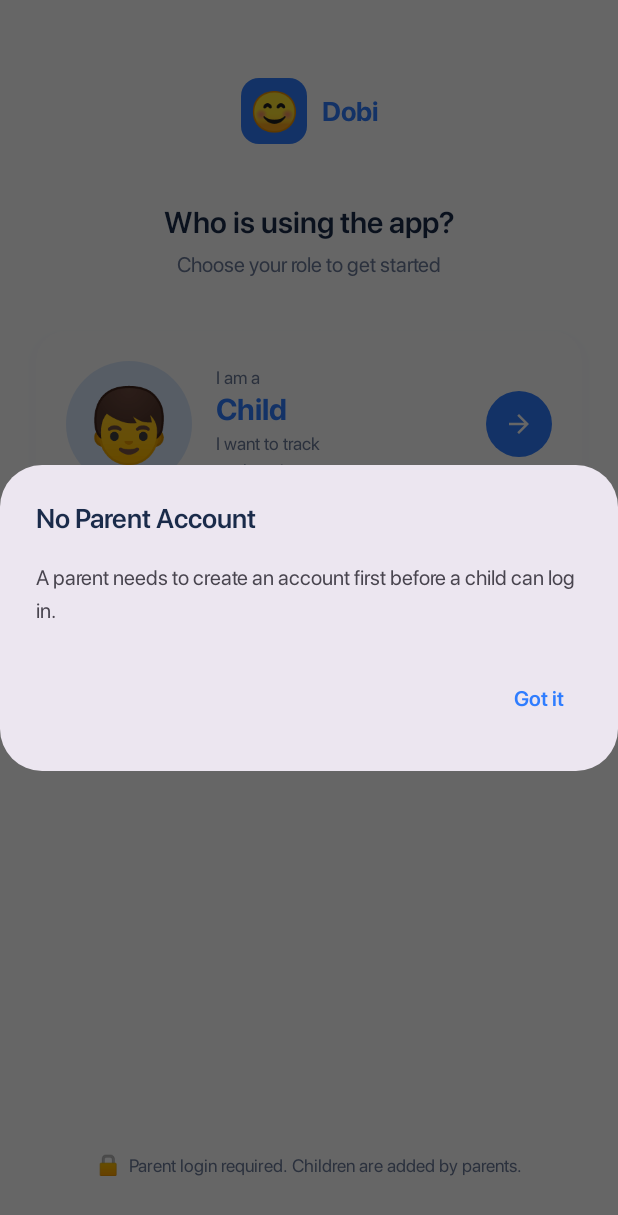
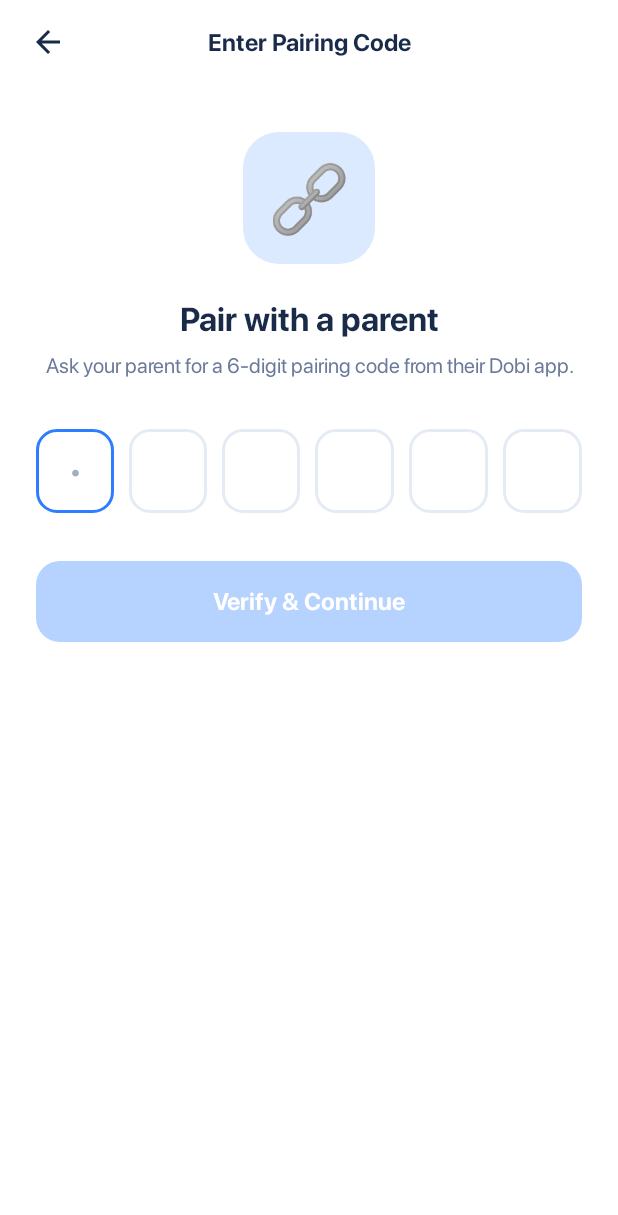
Before and after one commit to userAksh/Eduksha, an Android app built with Jetpack Compose: the screen it shows after launch (MainActivity), after a tap on an icon or button, on a phone screen of 412 x 824 dp. Shown: the top 1215 px of the screen. Run offline under Robolectric (Android 15) with nearby library versions, the phone set to English and light mode, and no system bars; our stand-ins replace Dagger/Hilt's generated code, Firebase (no records; nobody signed in at launch, a user with empty details on screens opened directly); Roboto replaces fonts that are not available here.

Commit message:
Add pairing code flow for multi-device child login
Supports both models:
- Shared device: parent logs in, child picks profile (existing flow)
- Separate device: parent long-presses child card → generates 6-digit code;
  child's device enters code on role-selection child path → device permanently
  linked via DataStore linkedChildId/linkedParentId, next launch goes straight to ChildHome

Components:
- PairingCode domain model + PairingRepository (generate/redeem)
- PairingRepositoryImpl writes to Firestore pairing_codes/{code} with 10-min expiry,
  marks used on redeem
- UserPreferences + UserRepository extended with linkedChildId/linkedParentId
- MainViewModel start destination: parent logged in → ParentHome, else linked →
  ChildHome, else → RoleSelection
- RoleSelectionViewModel: child + no parent → ToPairingCode nav event (replaces
  ShowNoParentDialog)
- EnterPairingCodeScreen with 6-box OTP-style input, verifies and saves link
- ParentHomeScreen ChildStatCard long-press → PairingDialog shows generated code
- NavGraph wires EnterPairingCode destination

Co-Authored-By: Claude Sonnet 4.6 <noreply@anthropic.com>

```diff
--- a/app/src/main/java/com/dobi/app/MainViewModel.kt
+++ b/app/src/main/java/com/dobi/app/MainViewModel.kt
@@ -1,20 +1,36 @@
 package com.dobi.app
 
 import androidx.lifecycle.ViewModel
+import androidx.lifecycle.viewModelScope
 import com.dobi.app.core.navigation.Screen
+import com.dobi.app.domain.repository.UserRepository
 import com.google.firebase.auth.FirebaseAuth
 import dagger.hilt.android.lifecycle.HiltViewModel
 import kotlinx.coroutines.flow.MutableStateFlow
 import kotlinx.coroutines.flow.asStateFlow
+import kotlinx.coroutines.flow.first
+import kotlinx.coroutines.launch
 import javax.inject.Inject
 
 @HiltViewModel
 class MainViewModel @Inject constructor(
-    auth: FirebaseAuth
+    auth: FirebaseAuth,
+    userRepository: UserRepository
 ) : ViewModel() {
 
-    private val _startDestination = MutableStateFlow<Screen?>(
-        if (auth.currentUser != null) Screen.ParentHome else Screen.RoleSelection
-    )
+    private val _startDestination = MutableStateFlow<Screen?>(null)
     val startDestination = _startDestination.asStateFlow()
+
+    init {
+        viewModelScope.launch {
+            _startDestination.value = when {
+                auth.currentUser != null -> Screen.ParentHome
+                else -> {
+                    val linkedChildId = userRepository.linkedChildId.first()
+                    if (linkedChildId != null) Screen.ChildHome(linkedChildId)
+                    else Screen.RoleSelection
+                }
+            }
+        }
+    }
 }
--- a/app/src/main/java/com/dobi/app/core/navigation/NavGraph.kt
+++ b/app/src/main/java/com/dobi/app/core/navigation/NavGraph.kt
@@ -11,6 +11,7 @@ import com.dobi.app.feature.childhome.ChildHomeScreen
 import com.dobi.app.feature.conceptdetail.ConceptDetailScreen
 import com.dobi.app.feature.conceptlist.ConceptListScreen
 import com.dobi.app.feature.homework.HomeworkLogScreen
+import com.dobi.app.feature.pairing.EnterPairingCodeScreen
 import com.dobi.app.feature.parenthome.ParentHomeScreen
 import com.dobi.app.feature.roleselection.RoleSelectionScreen
 import com.dobi.app.feature.selectchild.SelectChildScreen
@@ -32,7 +33,19 @@ fun DobiNavGraph(
                         popUpTo<Screen.RoleSelection> { inclusive = true }
                     }
                 },
-                onNavigateToSelectChild = { navController.navigate(Screen.SelectChild) }
+                onNavigateToSelectChild = { navController.navigate(Screen.SelectChild) },
+                onNavigateToPairingCode = { navController.navigate(Screen.EnterPairingCode) }
+            )
+        }
+
+        composable<Screen.EnterPairingCode> {
+            EnterPairingCodeScreen(
+                onNavigateBack = { navController.popBackStack() },
+                onNavigateToChildHome = { childId ->
+                    navController.navigate(Screen.ChildHome(childId)) {
+                        popUpTo<Screen.RoleSelection> { inclusive = true }
+                    }
+                }
             )
         }
 
--- a/app/src/main/java/com/dobi/app/core/navigation/Screen.kt
+++ b/app/src/main/java/com/dobi/app/core/navigation/Screen.kt
@@ -12,6 +12,7 @@ import kotlinx.serialization.Serializable
     ) : Screen()
     @Serializable data object AddChild : Screen()
     @Serializable data object SelectChild : Screen()
+    @Serializable data object EnterPairingCode : Screen()
     @Serializable data class ChildHome(val childId: String) : Screen()
     @Serializable data object ParentHome : Screen()
     @Serializable data object ConceptList : Screen()
--- a/app/src/main/java/com/dobi/app/data/local/UserPreferences.kt
+++ b/app/src/main/java/com/dobi/app/data/local/UserPreferences.kt
@@ -16,13 +16,25 @@ class UserPreferences @Inject constructor(
 ) {
     companion object {
         private val KEY_USER_ROLE = stringPreferencesKey("user_role")
+        private val KEY_LINKED_CHILD_ID = stringPreferencesKey("linked_child_id")
+        private val KEY_LINKED_PARENT_ID = stringPreferencesKey("linked_parent_id")
     }
 
     val userRole: Flow<UserRole?> = dataStore.data.map { prefs ->
         prefs[KEY_USER_ROLE]?.let { runCatching { UserRole.valueOf(it) }.getOrNull() }
     }
 
+    val linkedChildId: Flow<String?> = dataStore.data.map { it[KEY_LINKED_CHILD_ID] }
+    val linkedParentId: Flow<String?> = dataStore.data.map { it[KEY_LINKED_PARENT_ID] }
+
     suspend fun saveRole(role: UserRole) {
         dataStore.edit { it[KEY_USER_ROLE] = role.name }
     }
+
+    suspend fun saveLinkedChild(parentId: String, childId: String) {
+        dataStore.edit {
+            it[KEY_LINKED_PARENT_ID] = parentId
+            it[KEY_LINKED_CHILD_ID] = childId
+        }
+    }
 }
--- a/app/src/main/java/com/dobi/app/data/repository/UserRepositoryImpl.kt
+++ b/app/src/main/java/com/dobi/app/data/repository/UserRepositoryImpl.kt
@@ -13,6 +13,11 @@ class UserRepositoryImpl @Inject constructor(
 ) : UserRepository {
 
     override val userRole: Flow<UserRole?> = userPreferences.userRole
+    override val linkedChildId: Flow<String?> = userPreferences.linkedChildId
+    override val linkedParentId: Flow<String?> = userPreferences.linkedParentId
 
     override suspend fun selectRole(role: UserRole) = userPreferences.saveRole(role)
+
+    override suspend fun saveLinkedChild(parentId: String, childId: String) =
+        userPreferences.saveLinkedChild(parentId, childId)
 }
--- /dev/null
+++ b/app/src/main/java/com/dobi/app/domain/repository/PairingRepository.kt
@@ -0,0 +1,8 @@
+package com.dobi.app.domain.repository
+
+import com.dobi.app.domain.model.PairingCode
+
+interface PairingRepository {
+    suspend fun generateCode(parentId: String, childId: String): Result<PairingCode>
+    suspend fun redeemCode(code: String): Result<PairingCode>
+}
--- a/app/src/main/java/com/dobi/app/domain/repository/UserRepository.kt
+++ b/app/src/main/java/com/dobi/app/domain/repository/UserRepository.kt
@@ -5,5 +5,8 @@ import kotlinx.coroutines.flow.Flow
 
 interface UserRepository {
     val userRole: Flow<UserRole?>
+    val linkedChildId: Flow<String?>
+    val linkedParentId: Flow<String?>
     suspend fun selectRole(role: UserRole)
+    suspend fun saveLinkedChild(parentId: String, childId: String)
 }
--- /dev/null
+++ b/app/src/main/java/com/dobi/app/feature/pairing/EnterPairingCodeScreen.kt
@@ -0,0 +1,250 @@
+package com.dobi.app.feature.pairing
+
+import androidx.compose.foundation.background
+import androidx.compose.foundation.border
+import androidx.compose.foundation.layout.Arrangement
+import androidx.compose.foundation.layout.Box
+import androidx.compose.foundation.layout.Column
+import androidx.compose.foundation.layout.Row
+import androidx.compose.foundation.layout.Spacer
+import androidx.compose.foundation.layout.fillMaxSize
+import androidx.compose.foundation.layout.fillMaxWidth
+import androidx.compose.foundation.layout.height
+import androidx.compose.foundation.layout.imePadding
+import androidx.compose.foundation.layout.padding
+import androidx.compose.foundation.layout.size
+import androidx.compose.foundation.layout.systemBarsPadding
+import androidx.compose.foundation.shape.RoundedCornerShape
+import androidx.compose.foundation.text.BasicTextField
+import androidx.compose.foundation.text.KeyboardOptions
+import androidx.compose.material.icons.Icons
+import androidx.compose.material.icons.automirrored.filled.ArrowBack
+import androidx.compose.material3.Button
+import androidx.compose.material3.ButtonDefaults
+import androidx.compose.material3.CircularProgressIndicator
+import androidx.compose.material3.Icon
+import androidx.compose.material3.IconButton
+import androidx.compose.material3.MaterialTheme
+import androidx.compose.material3.Text
+import androidx.compose.runtime.Composable
+import androidx.compose.runtime.LaunchedEffect
+import androidx.compose.runtime.getValue
+import androidx.compose.runtime.mutableStateOf
+import androidx.compose.runtime.remember
+import androidx.compose.runtime.setValue
+import androidx.compose.ui.Alignment
+import androidx.compose.ui.Modifier
+import androidx.compose.ui.draw.clip
+import androidx.compose.ui.graphics.Color
+import androidx.compose.ui.text.input.KeyboardType
+import androidx.compose.ui.text.style.TextAlign
+import androidx.compose.ui.unit.dp
+import androidx.compose.ui.unit.sp
+import androidx.hilt.navigation.compose.hiltViewModel
+import androidx.lifecycle.compose.collectAsStateWithLifecycle
+import com.dobi.app.core.ui.theme.DobiBackground
+import com.dobi.app.core.ui.theme.DobiBorder
+import com.dobi.app.core.ui.theme.DobiError
+import com.dobi.app.core.ui.theme.DobiErrorContainer
+import com.dobi.app.core.ui.theme.DobiPrimary
+import com.dobi.app.core.ui.theme.DobiPrimaryContainer
+import com.dobi.app.core.ui.theme.DobiPrimaryLight
+import com.dobi.app.core.ui.theme.DobiTextPrimary
+import com.dobi.app.core.ui.theme.DobiTextSecondary
+import com.dobi.app.core.ui.theme.DobiTextTertiary
+import com.dobi.app.core.ui.theme.SFProBold
+import com.dobi.app.core.ui.theme.SFProMedium
+
+@Composable
+fun EnterPairingCodeScreen(
+    onNavigateBack: () -> Unit,
+    onNavigateToChildHome: (String) -> Unit,
+    viewModel: EnterPairingCodeViewModel = hiltViewModel()
+) {
+    val uiState by viewModel.uiState.collectAsStateWithLifecycle()
+
+    LaunchedEffect(Unit) {
+        viewModel.navToChildHome.collect { childId ->
+            onNavigateToChildHome(childId)
+        }
+    }
+
+    Content(
+        uiState = uiState,
+        onBack = onNavigateBack,
+        onVerify = viewModel::verifyCode,
+        onClearError = viewModel::clearError
+    )
+}
+
+@Composable
+private fun Content(
+    uiState: EnterPairingCodeViewModel.UiState,
+    onBack: () -> Unit,
+    onVerify: (String) -> Unit,
+    onClearError: () -> Unit
+) {
+    var code by remember { mutableStateOf("") }
+    val isVerifying = uiState is EnterPairingCodeViewModel.UiState.Verifying
+    val error = (uiState as? EnterPairingCodeViewModel.UiState.Error)?.message
+
+    Column(
+        modifier = Modifier
+            .fillMaxSize()
+            .background(DobiBackground)
+            .systemBarsPadding()
+            .imePadding()
+    ) {
+        Row(
+            modifier = Modifier
+                .fillMaxWidth()
+                .padding(horizontal = 8.dp, vertical = 4.dp),
+            verticalAlignment = Alignment.CenterVertically
+        ) {
+            IconButton(onClick = onBack) {
+                Icon(
+                    Icons.AutoMirrored.Filled.ArrowBack,
+                    contentDescription = "Back",
+                    tint = DobiTextPrimary
+                )
+            }
+            Text(
+                text = "Enter Pairing Code",
+                style = MaterialTheme.typography.titleMedium.copy(fontWeight = SFProBold),
+                color = DobiTextPrimary,
+                modifier = Modifier.weight(1f),
+                textAlign = TextAlign.Center
+            )
+            Spacer(Modifier.size(48.dp))
+        }
+
+        Column(modifier = Modifier.padding(horizontal = 24.dp)) {
+            Spacer(Modifier.height(32.dp))
+
+            Box(
+                modifier = Modifier
+                    .size(88.dp)
+                    .clip(RoundedCornerShape(24.dp))
+                    .background(DobiPrimaryContainer)
+                    .align(Alignment.CenterHorizontally),
+                contentAlignment = Alignment.Center
+            ) {
+                Text("🔗", fontSize = 44.sp)
+            }
+
+            Spacer(Modifier.height(24.dp))
+
+            Text(
+                text = "Pair with a parent",
+                fontSize = 22.sp,
+                fontWeight = SFProBold,
+                color = DobiTextPrimary,
+                textAlign = TextAlign.Center,
+                modifier = Modifier.fillMaxWidth()
+            )
+            Spacer(Modifier.height(8.dp))
+            Text(
+                text = "Ask your parent for a 6-digit pairing code from their Dobi app.",
+                fontSize = 14.sp,
+                color = DobiTextSecondary,
+                textAlign = TextAlign.Center,
+                lineHeight = 20.sp,
+                modifier = Modifier.fillMaxWidth()
+            )
+
+            Spacer(Modifier.height(32.dp))
+
+            BasicTextField(
+                value = code,
+                onValueChange = {
+                    if (it.length <= 6) code = it.filter { c -> c.isDigit() }
+                    onClearError()
+                },
+                keyboardOptions = KeyboardOptions(keyboardType = KeyboardType.NumberPassword),
+                decorationBox = {
+                    Row(
+                        modifier = Modifier.fillMaxWidth(),
+                        horizontalArrangement = Arrangement.spacedBy(10.dp)
+                    ) {
+                        repeat(6) { index ->
+                            val char = code.getOrNull(index)
+                            val isCurrent = code.length == index
+                            Box(
+                                modifier = Modifier
+                                    .weight(1f)
+                                    .height(56.dp)
+                                    .then(
+                                        if (isCurrent)
+                                            Modifier.border(2.dp, DobiPrimary, RoundedCornerShape(14.dp))
+                                        else if (char != null)
+                                            Modifier.border(2.dp, DobiPrimary.copy(alpha = 0.4f), RoundedCornerShape(14.dp))
+                                        else
+                                            Modifier.border(1.5.dp, DobiBorder, RoundedCornerShape(14.dp))
+                                    )
+                                    .background(
+                                        color = if (char != null) DobiPrimaryContainer else Color.White,
+                                        shape = RoundedCornerShape(14.dp)
+                                    ),
+                                contentAlignment = Alignment.Center
+                            ) {
+                                Text(
+                                    text = char?.toString() ?: if (isCurrent) "·" else "",
+                                    fontSize = if (char != null) 22.sp else 28.sp,
+                                    fontWeight = SFProBold,
+                                    color = if (char != null) DobiPrimary else DobiTextTertiary,
+                                    textAlign = TextAlign.Center
+                                )
+                            }
+                        }
+                    }
+                }
+            )
+
+            if (error != null) {
+                Spacer(Modifier.height(14.dp))
+                Box(
+                    modifier = Modifier
+                        .fillMaxWidth()
+                        .clip(RoundedCornerShape(10.dp))
+                        .background(DobiErrorContainer)
+                        .padding(horizontal = 14.dp, vertical = 10.dp)
+                ) {
+                    Text(
+                        text = "⚠️  $error",
+                        fontSize = 13.sp,
+                        fontWeight = SFProMedium,
+                        color = DobiError
+                    )
+                }
+            }
+
+            Spacer(Modifier.height(32.dp))
+
+            Button(
+                onClick = { onVerify(code) },
+                modifier = Modifier.fillMaxWidth().height(54.dp),
+                shape = RoundedCornerShape(16.dp),
+                enabled = code.length == 6 && !isVerifying,
+                colors = ButtonDefaults.buttonColors(
+                    containerColor = DobiPrimary,
+                    disabledContainerColor = DobiPrimaryLight.copy(alpha = 0.4f)
+                )
+            ) {
+                if (isVerifying) {
+                    CircularProgressIndicator(
+                        color = Color.White,
+                        strokeWidth = 2.dp,
+                        modifier = Modifier.size(22.dp)
+                    )
+                } else {
+                    Text(
+                        "Verify & Continue",
+                        fontSize = 16.sp,
+                        fontWeight = SFProBold,
+                        color = Color.White
+                    )
+                }
+            }
+        }
+    }
+}
--- /dev/null
+++ b/app/src/main/java/com/dobi/app/feature/pairing/EnterPairingCodeViewModel.kt
@@ -0,0 +1,52 @@
+package com.dobi.app.feature.pairing
+
+import androidx.lifecycle.ViewModel
+import androidx.lifecycle.viewModelScope
+import com.dobi.app.domain.repository.PairingRepository
+import com.dobi.app.domain.repository.UserRepository
+import dagger.hilt.android.lifecycle.HiltViewModel
+import kotlinx.coroutines.flow.MutableSharedFlow
+import kotlinx.coroutines.flow.MutableStateFlow
+import kotlinx.coroutines.flow.asSharedFlow
+import kotlinx.coroutines.flow.asStateFlow
+import kotlinx.coroutines.launch
+import javax.inject.Inject
+
+@HiltViewModel
+class EnterPairingCodeViewModel @Inject constructor(
+    private val pairingRepository: PairingRepository,
+    private val userRepository: UserRepository
+) : ViewModel() {
+
+    sealed class UiState {
+        object Idle : UiState()
+        object Verifying : UiState()
+        data class Error(val message: String) : UiState()
+    }
+
+    private val _uiState = MutableStateFlow<UiState>(UiState.Idle)
+    val uiState = _uiState.asStateFlow()
+
+    private val _navToChildHome = MutableSharedFlow<String>()
+    val navToChildHome = _navToChildHome.asSharedFlow()
+
+    fun verifyCode(code: String) {
+        if (code.length != 6) return
+        viewModelScope.launch {
+            _uiState.value = UiState.Verifying
+            pairingRepository.redeemCode(code)
+                .onSuccess { pairing ->
+                    userRepository.saveLinkedChild(pairing.parentId, pairing.childId)
+                    _navToChildHome.emit(pairing.childId)
+                    _uiState.value = UiState.Idle
+                }
+                .onFailure { e ->
+                    _uiState.value = UiState.Error(e.message ?: "Couldn't verify code. Please try again.")
+                }
+        }
+    }
+
+    fun clearError() {
+        if (_uiState.value is UiState.Error) _uiState.value = UiState.Idle
+    }
+}
--- a/app/src/main/java/com/dobi/app/feature/roleselection/RoleSelectionScreen.kt
+++ b/app/src/main/java/com/dobi/app/feature/roleselection/RoleSelectionScreen.kt
@@ -61,9 +61,9 @@ fun RoleSelectionScreen(
     onNavigateToPhoneAuth: () -> Unit,
     onNavigateToParentHome: () -> Unit,
     onNavigateToSelectChild: () -> Unit,
+    onNavigateToPairingCode: () -> Unit,
     viewModel: RoleSelectionViewModel = hiltViewModel()
 ) {
-    var showNoParentDialog by remember { mutableStateOf(false) }
     var showNoChildrenDialog by remember { mutableStateOf(false) }
 
     LaunchedEffect(Unit) {
@@ -72,21 +72,10 @@ fun RoleSelectionScreen(
                 RoleSelectionViewModel.NavEvent.ToPhoneAuth -> onNavigateToPhoneAuth()
                 RoleSelectionViewModel.NavEvent.ToParentHome -> onNavigateToParentHome()
                 RoleSelectionViewModel.NavEvent.ToSelectChild -> onNavigateToSelectChild()
-                RoleSelectionViewModel.NavEvent.ShowNoParentDialog -> showNoParentDialog = true
+                RoleSelectionViewModel.NavEvent.ToPairingCode -> onNavigateToPairingCode()
                 RoleSelectionViewModel.NavEvent.ShowNoChildrenDialog -> showNoChildrenDialog = true
             }
         }
-    }
-
-    if (showNoParentDialog) {
-        AlertDialog(
-            onDismissRequest = { showNoParentDialog = false },
-            title = { Text("No Parent Account") },
-            text = { Text("A parent needs to create an account first before a child can log in.") },
-            confirmButton = {
-                TextButton(onClick = { showNoParentDialog = false }) { Text("Got it") }
-            }
-        )
     }
 
     if (showNoChildrenDialog) {
--- a/app/src/main/java/com/dobi/app/feature/roleselection/RoleSelectionViewModel.kt
+++ b/app/src/main/java/com/dobi/app/feature/roleselection/RoleSelectionViewModel.kt
@@ -21,7 +21,7 @@ class RoleSelectionViewModel @Inject constructor(
         object ToPhoneAuth : NavEvent()
         object ToParentHome : NavEvent()
         object ToSelectChild : NavEvent()
-        object ShowNoParentDialog : NavEvent()
+        object ToPairingCode : NavEvent()
         object ShowNoChildrenDialog : NavEvent()
     }
 
@@ -42,7 +42,8 @@ class RoleSelectionViewModel @Inject constructor(
         viewModelScope.launch {
             val uid = auth.currentUser?.uid
             if (uid == null) {
-                _navEvent.emit(NavEvent.ShowNoParentDialog)
+                // No parent logged in on this device — child needs to pair via code
+                _navEvent.emit(NavEvent.ToPairingCode)
                 return@launch
             }
             val children = childRepository.getChildren(uid).first()
```
Also changed, not shown: app/src/main/java/com/dobi/app/data/repository/PairingRepositoryImpl.kt (added, +63 -0 lines), app/src/main/java/com/dobi/app/di/PairingModule.kt (added, +18 -0 lines), app/src/main/java/com/dobi/app/domain/model/PairingCode.kt (added, +10 -0 lines), app/src/main/java/com/dobi/app/feature/parenthome/ParentHomeScreen.kt (+97 -4 lines), app/src/main/java/com/dobi/app/feature/parenthome/ParentHomeViewModel.kt (+34 -1 lines).
